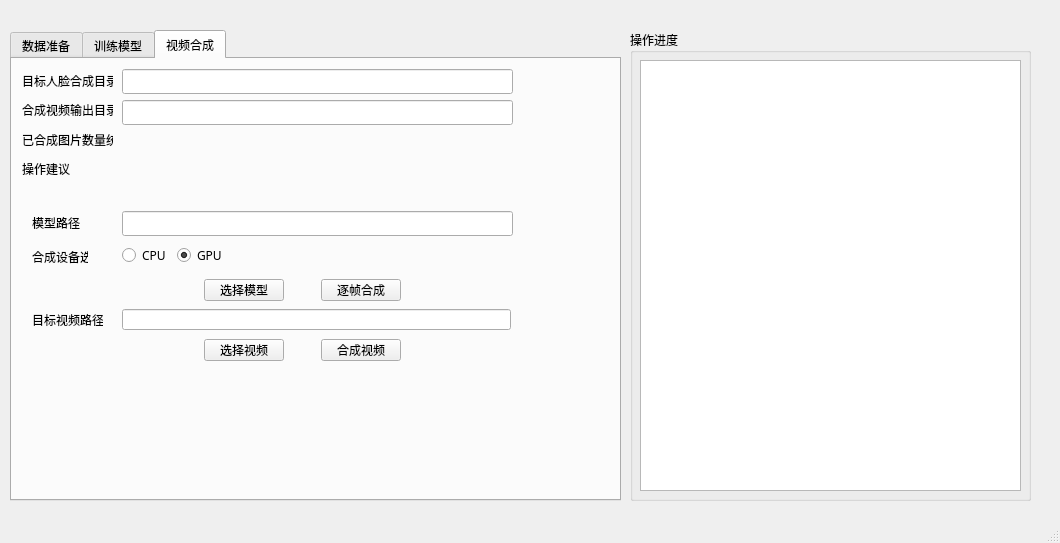
This is ui/mainWindow_test.ui in ssh198811/DeepFaceLab as Qt 5 draws it before an edit. The edited form follows.
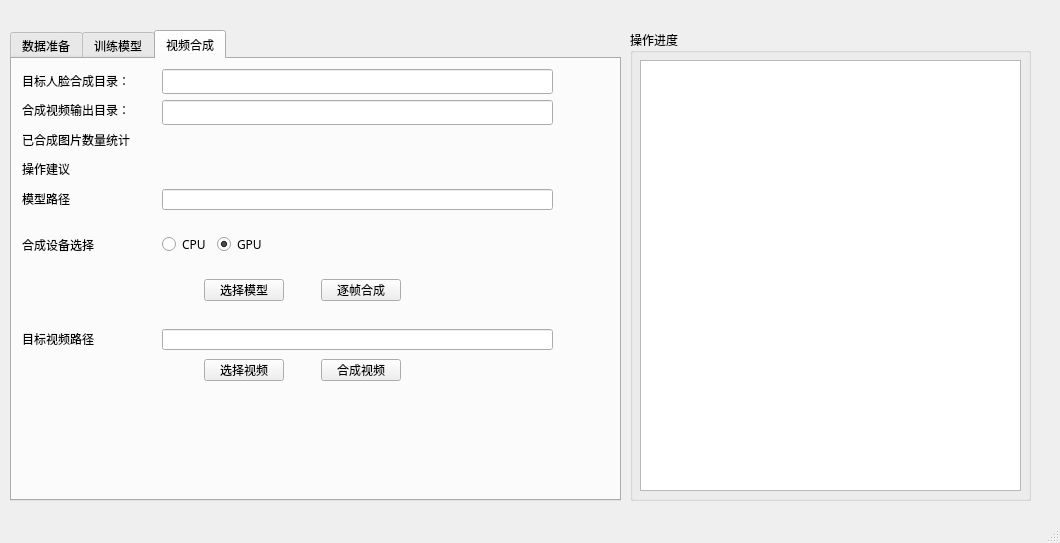
This is the edited form.

```diff
--- a/ui/mainWindow_test.ui
+++ b/ui/mainWindow_test.ui
@@ -1074,7 +1074,7 @@
        <rect>
         <x>10</x>
         <y>10</y>
-        <width>91</width>
+        <width>121</width>
         <height>111</height>
        </rect>
       </property>
@@ -1115,7 +1115,7 @@
      <widget class="QWidget" name="layoutWidget">
       <property name="geometry">
        <rect>
-        <x>110</x>
+        <x>150</x>
         <y>10</y>
         <width>391</width>
         <height>111</height>
@@ -1173,14 +1173,64 @@
        </item>
       </layout>
      </widget>
-     <widget class="QLabel" name="label_21">
+     <widget class="QLineEdit" name="le_model_path">
+      <property name="enabled">
+       <bool>true</bool>
+      </property>
       <property name="geometry">
        <rect>
-        <x>20</x>
-        <y>250</y>
+        <x>150</x>
+        <y>130</y>
+        <width>391</width>
+        <height>21</height>
+       </rect>
+      </property>
+      <property name="sizePolicy">
+       <sizepolicy hsizetype="Expanding" vsizetype="Preferred">
+        <horstretch>0</horstretch>
+        <verstretch>0</verstretch>
+       </sizepolicy>
+      </property>
+      <property name="focusPolicy">
+       <enum>Qt::NoFocus</enum>
+      </property>
+      <property name="readOnly">
+       <bool>true</bool>
+      </property>
+     </widget>
+     <widget class="QLabel" name="label_12">
+      <property name="geometry">
+       <rect>
+        <x>10</x>
+        <y>130</y>
         <width>71</width>
-        <height>21</height>
+        <height>20</height>
        </rect>
+      </property>
+      <property name="sizePolicy">
+       <sizepolicy hsizetype="Fixed" vsizetype="Preferred">
+        <horstretch>0</horstretch>
+        <verstretch>0</verstretch>
+       </sizepolicy>
+      </property>
+      <property name="text">
+       <string>模型路径</string>
+      </property>
+     </widget>
+     <widget class="QLabel" name="label_21">
+      <property name="geometry">
+       <rect>
+        <x>10</x>
+        <y>270</y>
+        <width>91</width>
+        <height>20</height>
+       </rect>
+      </property>
+      <property name="sizePolicy">
+       <sizepolicy hsizetype="Fixed" vsizetype="Preferred">
+        <horstretch>0</horstretch>
+        <verstretch>0</verstretch>
+       </sizepolicy>
       </property>
       <property name="text">
        <string>目标视频路径</string>
@@ -1189,16 +1239,16 @@
      <widget class="QLineEdit" name="le_dst_video_path">
       <property name="geometry">
        <rect>
-        <x>110</x>
-        <y>250</y>
-        <width>389</width>
+        <x>150</x>
+        <y>270</y>
+        <width>391</width>
         <height>21</height>
        </rect>
       </property>
       <property name="sizePolicy">
-       <sizepolicy hsizetype="Fixed" vsizetype="Preferred">
+       <sizepolicy hsizetype="Preferred" vsizetype="Preferred">
         <horstretch>0</horstretch>
-        <verstretch>0</verstretch>
+        <verstretch>10</verstretch>
        </sizepolicy>
       </property>
       <property name="focusPolicy">
@@ -1208,29 +1258,16 @@
        <bool>true</bool>
       </property>
      </widget>
-     <widget class="QWidget" name="">
+     <widget class="QWidget" name="layoutWidget">
       <property name="geometry">
        <rect>
-        <x>20</x>
-        <y>150</y>
-        <width>56</width>
-        <height>61</height>
+        <x>10</x>
+        <y>160</y>
+        <width>111</width>
+        <height>51</height>
        </rect>
       </property>
       <layout class="QVBoxLayout" name="verticalLayout_5">
-       <item>
-        <widget class="QLabel" name="label_12">
-         <property name="sizePolicy">
-          <sizepolicy hsizetype="Minimum" vsizetype="Preferred">
-           <horstretch>0</horstretch>
-           <verstretch>0</verstretch>
-          </sizepolicy>
-         </property>
-         <property name="text">
-          <string>模型路径</string>
-         </property>
-        </widget>
-       </item>
        <item>
         <widget class="QLabel" name="label_24">
          <property name="text">
@@ -1240,35 +1277,16 @@
        </item>
       </layout>
      </widget>
-     <widget class="QWidget" name="">
+     <widget class="QWidget" name="layoutWidget">
       <property name="geometry">
        <rect>
-        <x>110</x>
-        <y>150</y>
+        <x>150</x>
+        <y>160</y>
         <width>391</width>
-        <height>61</height>
+        <height>51</height>
        </rect>
       </property>
       <layout class="QVBoxLayout" name="verticalLayout_16">
-       <item>
-        <widget class="QLineEdit" name="le_model_path">
-         <property name="enabled">
-          <bool>true</bool>
-         </property>
-         <property name="sizePolicy">
-          <sizepolicy hsizetype="Expanding" vsizetype="Fixed">
-           <horstretch>0</horstretch>
-           <verstretch>0</verstretch>
-          </sizepolicy>
-         </property>
-         <property name="focusPolicy">
-          <enum>Qt::NoFocus</enum>
-         </property>
-         <property name="readOnly">
-          <bool>true</bool>
-         </property>
-        </widget>
-       </item>
        <item>
         <layout class="QHBoxLayout" name="horizontalLayout_5">
          <item>
@@ -1305,11 +1323,11 @@
        </item>
       </layout>
      </widget>
-     <widget class="QWidget" name="">
+     <widget class="QWidget" name="layoutWidget">
       <property name="geometry">
        <rect>
         <x>160</x>
-        <y>280</y>
+        <y>300</y>
         <width>261</width>
         <height>22</height>
        </rect>
@@ -1385,7 +1403,7 @@
        </item>
       </layout>
      </widget>
-     <widget class="QWidget" name="">
+     <widget class="QWidget" name="layoutWidget">
       <property name="geometry">
        <rect>
         <x>160</x>
```
Left out of the diff: 2 changed lines with no effect on the pictures.
